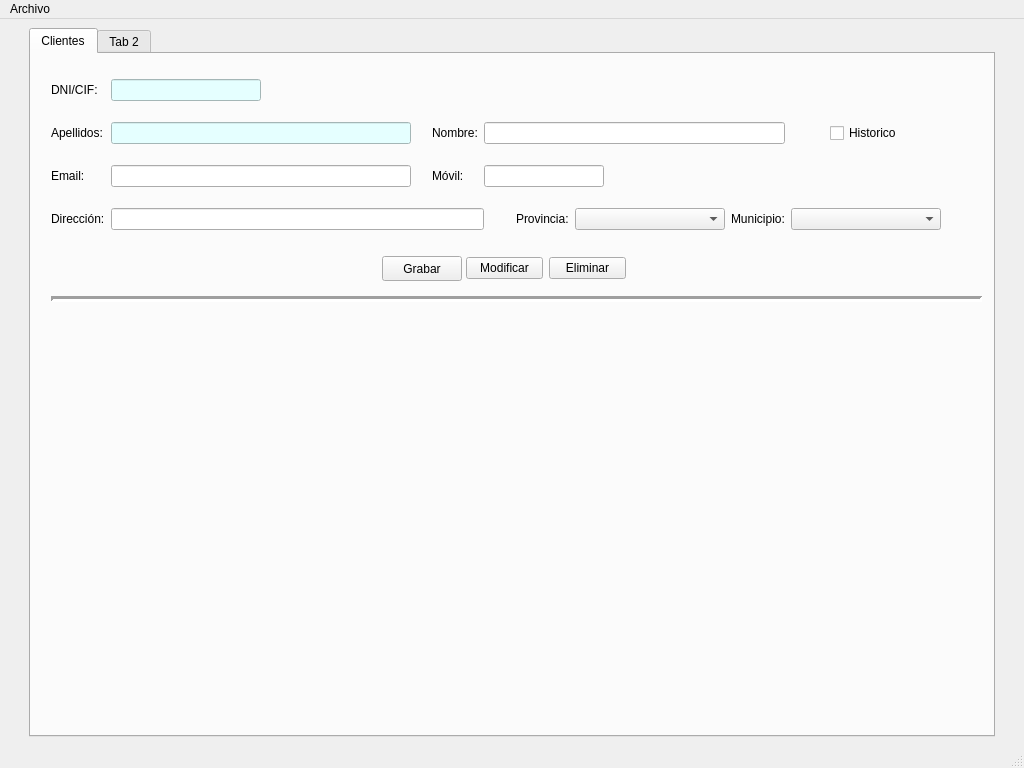
Qt form venPrincipal.ui (Semperz/ProyectoDI) before a commit.
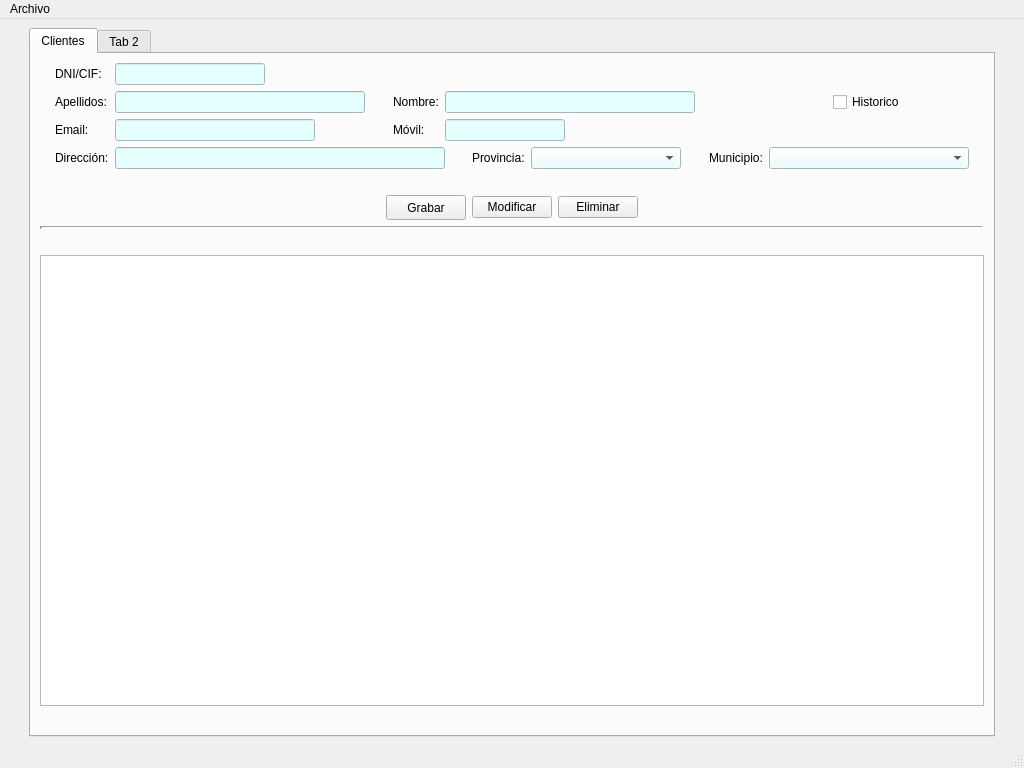
The same form after that commit. Icons and pictures are not drawn.

Commit message: feat(venPrincipal): add action "Salir" and table to main window

```diff
--- a/venPrincipal.ui
+++ b/venPrincipal.ui
@@ -20,189 +20,113 @@
    <string>InmoTeis</string>
   </property>
   <widget class="QWidget" name="centralwidget">
-   <layout class="QHBoxLayout" name="horizontalLayout_2">
-    <item>
-     <spacer name="horizontalSpacer_4">
-      <property name="orientation">
-       <enum>Qt::Horizontal</enum>
-      </property>
-      <property name="sizeType">
-       <enum>QSizePolicy::Fixed</enum>
-      </property>
-      <property name="sizeHint" stdset="0">
-       <size>
-        <width>20</width>
-        <height>20</height>
-       </size>
-      </property>
-     </spacer>
-    </item>
-    <item>
+   <layout class="QGridLayout" name="gridLayout_2">
+    <item row="0" column="1">
      <widget class="QTabWidget" name="panPrincipal">
       <property name="currentIndex">
        <number>0</number>
       </property>
-      <widget class="QWidget" name="tabClientes">
+      <widget class="QWidget" name="pesClientes">
        <attribute name="title">
         <string>Clientes</string>
        </attribute>
-       <widget class="Line" name="line">
-        <property name="geometry">
-         <rect>
-          <x>20</x>
-          <y>230</y>
-          <width>931</width>
-          <height>31</height>
-         </rect>
-        </property>
-        <property name="frameShadow">
-         <enum>QFrame::Sunken</enum>
-        </property>
-        <property name="lineWidth">
-         <number>3</number>
-        </property>
-        <property name="orientation">
-         <enum>Qt::Horizontal</enum>
-        </property>
-       </widget>
-       <widget class="QWidget" name="">
-        <property name="geometry">
-         <rect>
-          <x>351</x>
-          <y>201</y>
-          <width>244</width>
-          <height>27</height>
-         </rect>
-        </property>
-        <layout class="QHBoxLayout" name="horizontalLayout">
+       <layout class="QGridLayout" name="gridLayout_3">
+        <item row="0" column="1">
+         <layout class="QVBoxLayout" name="verticalLayout">
          <item>
-          <widget class="QPushButton" name="btnGrabarcli">
-           <property name="minimumSize">
-            <size>
-             <width>80</width>
-             <height>25</height>
-            </size>
-           </property>
-           <property name="maximumSize">
-            <size>
-             <width>80</width>
-             <height>25</height>
-            </size>
-           </property>
-           <property name="text">
-            <string>Grabar</string>
-           </property>
-          </widget>
-         </item>
-         <item>
-          <widget class="QPushButton" name="btnModifcli">
-           <property name="text">
-            <string>Modificar</string>
-           </property>
-          </widget>
-         </item>
-         <item>
-          <widget class="QPushButton" name="btnDelcli">
-           <property name="text">
-            <string>Eliminar</string>
-           </property>
-          </widget>
-         </item>
-        </layout>
-       </widget>
-       <widget class="QWidget" name="">
-        <property name="geometry">
-         <rect>
-          <x>20</x>
-          <y>10</y>
-          <width>890</width>
-          <height>181</height>
-         </rect>
-        </property>
         <layout class="QGridLayout" name="gridLayout">
-         <item row="1" column="2">
-          <spacer name="horizontalSpacer">
+            <item row="3" column="6">
+             <spacer name="horizontalSpacer_3">
            <property name="orientation">
             <enum>Qt::Horizontal</enum>
            </property>
            <property name="sizeType">
-            <enum>QSizePolicy::Fixed</enum>
+               <enum>QSizePolicy::Expanding</enum>
            </property>
            <property name="sizeHint" stdset="0">
             <size>
-             <width>20</width>
+                <width>40</width>
              <height>20</height>
             </size>
            </property>
           </spacer>
          </item>
-         <item row="2" column="2">
+            <item row="2" column="3">
           <spacer name="horizontalSpacer_2">
            <property name="orientation">
             <enum>Qt::Horizontal</enum>
            </property>
            <property name="sizeType">
-            <enum>QSizePolicy::Fixed</enum>
+               <enum>QSizePolicy::Expanding</enum>
            </property>
            <property name="sizeHint" stdset="0">
             <size>
-             <width>20</width>
+                <width>40</width>
              <height>20</height>
             </size>
            </property>
           </spacer>
          </item>
-         <item row="0" column="0">
-          <widget class="QLabel" name="lblDnicli">
-           <property name="text">
-            <string>DNI/CIF:</string>
-           </property>
-          </widget>
-         </item>
-         <item row="0" column="1">
-          <widget class="QLineEdit" name="txtDnicli">
-           <property name="minimumSize">
-            <size>
-             <width>120</width>
-             <height>0</height>
-            </size>
-           </property>
-           <property name="maximumSize">
-            <size>
-             <width>150</width>
-             <height>16777215</height>
-            </size>
-           </property>
-           <property name="styleSheet">
-            <string notr="true">background-color:rgb(229, 255, 255);</string>
-           </property>
-          </widget>
-         </item>
-         <item row="1" column="9" alignment="Qt::AlignHCenter">
+            <item row="1" column="11" alignment="Qt::AlignHCenter">
           <widget class="QCheckBox" name="chkHistoriacli">
            <property name="text">
             <string>Historico</string>
            </property>
           </widget>
          </item>
-         <item row="2" column="0">
+            <item row="0" column="2">
+             <widget class="QLineEdit" name="txtDnicli">
+              <property name="minimumSize">
+               <size>
+                <width>120</width>
+                <height>0</height>
+               </size>
+              </property>
+              <property name="maximumSize">
+               <size>
+                <width>150</width>
+                <height>16777215</height>
+               </size>
+              </property>
+              <property name="styleSheet">
+               <string notr="true">background-color:rgb(229, 255, 255);</string>
+              </property>
+             </widget>
+            </item>
+            <item row="0" column="1">
+             <widget class="QLabel" name="lblDnicli">
+              <property name="text">
+               <string>DNI/CIF:</string>
+              </property>
+             </widget>
+            </item>
+            <item row="2" column="1">
           <widget class="QLabel" name="lblEmailcli">
            <property name="text">
             <string>Email:</string>
            </property>
           </widget>
          </item>
-         <item row="2" column="1">
+            <item row="2" column="2">
           <widget class="QLineEdit" name="txtEmailcli">
            <property name="minimumSize">
             <size>
-             <width>300</width>
+                <width>200</width>
              <height>0</height>
             </size>
            </property>
-          </widget>
-         </item>
-         <item row="2" column="4" colspan="4">
+              <property name="maximumSize">
+               <size>
+                <width>200</width>
+                <height>16777215</height>
+               </size>
+              </property>
+              <property name="styleSheet">
+               <string notr="true">background-color:rgb(229, 255, 255);</string>
+              </property>
+             </widget>
+            </item>
+            <item row="2" column="5" colspan="4">
           <widget class="QLineEdit" name="txtMovilcli">
            <property name="minimumSize">
             <size>
@@ -216,113 +140,282 @@
              <height>16777215</height>
             </size>
            </property>
+              <property name="styleSheet">
+               <string notr="true">background-color:rgb(229, 255, 255);</string>
+              </property>
            <property name="text">
             <string/>
            </property>
           </widget>
          </item>
-         <item row="1" column="4" colspan="5">
+            <item row="1" column="5" colspan="6">
           <widget class="QLineEdit" name="txtNomcli">
            <property name="minimumSize">
             <size>
-             <width>300</width>
+                <width>200</width>
              <height>0</height>
             </size>
            </property>
-          </widget>
-         </item>
-         <item row="3" column="6">
-          <widget class="QLabel" name="lblProvcli">
-           <property name="text">
-            <string>Provincia:</string>
-           </property>
-          </widget>
-         </item>
-         <item row="2" column="3">
+              <property name="maximumSize">
+               <size>
+                <width>250</width>
+                <height>16777215</height>
+               </size>
+              </property>
+              <property name="styleSheet">
+               <string notr="true">background-color:rgb(229, 255, 255);</string>
+              </property>
+             </widget>
+            </item>
+            <item row="2" column="4">
           <widget class="QLabel" name="lblMovilcli">
            <property name="text">
             <string>Móvil:</string>
            </property>
           </widget>
          </item>
-         <item row="1" column="0">
+            <item row="1" column="1">
           <widget class="QLabel" name="lblApelcli">
            <property name="text">
             <string>Apellidos:</string>
            </property>
           </widget>
          </item>
-         <item row="1" column="1">
-          <widget class="QLineEdit" name="txtApelcli">
-           <property name="minimumSize">
-            <size>
-             <width>300</width>
-             <height>0</height>
-            </size>
-           </property>
-           <property name="styleSheet">
-            <string notr="true">background-color:rgb(229, 255, 255);</string>
-           </property>
-          </widget>
-         </item>
-         <item row="3" column="1" colspan="4">
-          <widget class="QLineEdit" name="txtDircli">
-           <property name="minimumSize">
-            <size>
-             <width>300</width>
-             <height>0</height>
-            </size>
-           </property>
-          </widget>
-         </item>
          <item row="3" column="7">
-          <widget class="QComboBox" name="cmbProvcli">
+             <widget class="QLabel" name="lblProvcli">
+              <property name="text">
+               <string>Provincia:</string>
+              </property>
+             </widget>
+            </item>
+            <item row="1" column="2">
+             <widget class="QLineEdit" name="txtApelcli">
            <property name="minimumSize">
             <size>
-             <width>150</width>
+                <width>250</width>
              <height>0</height>
             </size>
            </property>
-          </widget>
-         </item>
-         <item row="1" column="3">
+              <property name="maximumSize">
+               <size>
+                <width>350</width>
+                <height>16777215</height>
+               </size>
+              </property>
+              <property name="styleSheet">
+               <string notr="true">background-color:rgb(229, 255, 255);</string>
+              </property>
+             </widget>
+            </item>
+            <item row="1" column="4">
           <widget class="QLabel" name="lblNomcli">
            <property name="text">
             <string>Nombre:</string>
            </property>
           </widget>
          </item>
-         <item row="3" column="0">
+            <item row="3" column="8">
+             <widget class="QComboBox" name="cmbProvcli">
+              <property name="minimumSize">
+               <size>
+                <width>150</width>
+                <height>0</height>
+               </size>
+              </property>
+              <property name="maximumSize">
+               <size>
+                <width>150</width>
+                <height>16777215</height>
+               </size>
+              </property>
+              <property name="styleSheet">
+               <string notr="true">background-color:rgb(229, 255, 255);</string>
+              </property>
+             </widget>
+            </item>
+            <item row="3" column="2" colspan="4">
+             <widget class="QLineEdit" name="txtDircli">
+              <property name="minimumSize">
+               <size>
+                <width>300</width>
+                <height>0</height>
+               </size>
+              </property>
+              <property name="maximumSize">
+               <size>
+                <width>1200</width>
+                <height>16777215</height>
+               </size>
+              </property>
+              <property name="styleSheet">
+               <string notr="true">background-color:rgb(229, 255, 255);</string>
+              </property>
+             </widget>
+            </item>
+            <item row="3" column="11">
+             <widget class="QComboBox" name="cmbMunicli">
+              <property name="minimumSize">
+               <size>
+                <width>200</width>
+                <height>0</height>
+               </size>
+              </property>
+              <property name="maximumSize">
+               <size>
+                <width>200</width>
+                <height>16777215</height>
+               </size>
+              </property>
+              <property name="styleSheet">
+               <string notr="true">background-color:rgb(229, 255, 255);</string>
+              </property>
+             </widget>
+            </item>
+            <item row="3" column="1">
           <widget class="QLabel" name="lblDircli">
            <property name="text">
             <string>Dirección:</string>
            </property>
           </widget>
          </item>
-         <item row="3" column="8">
+            <item row="3" column="10">
           <widget class="QLabel" name="lblMunicli">
            <property name="text">
             <string>Municipio:</string>
            </property>
           </widget>
          </item>
+            <item row="1" column="3">
+             <spacer name="horizontalSpacer">
+              <property name="orientation">
+               <enum>Qt::Horizontal</enum>
+              </property>
+              <property name="sizeType">
+               <enum>QSizePolicy::Expanding</enum>
+              </property>
+              <property name="sizeHint" stdset="0">
+               <size>
+                <width>40</width>
+                <height>20</height>
+               </size>
+              </property>
+             </spacer>
+            </item>
          <item row="3" column="9">
-          <widget class="QComboBox" name="cmbMunicli">
+             <spacer name="horizontalSpacer_7">
+              <property name="orientation">
+               <enum>Qt::Horizontal</enum>
+              </property>
+              <property name="sizeHint" stdset="0">
+               <size>
+                <width>40</width>
+                <height>20</height>
+               </size>
+              </property>
+             </spacer>
+            </item>
+            <item row="0" column="0" rowspan="4">
+             <spacer name="horizontalSpacer_12">
+              <property name="orientation">
+               <enum>Qt::Horizontal</enum>
+              </property>
+              <property name="sizeHint" stdset="0">
+               <size>
+                <width>40</width>
+                <height>20</height>
+               </size>
+              </property>
+             </spacer>
+            </item>
+            <item row="0" column="12" rowspan="4">
+             <spacer name="horizontalSpacer_9">
+              <property name="orientation">
+               <enum>Qt::Horizontal</enum>
+              </property>
+              <property name="sizeHint" stdset="0">
+               <size>
+                <width>40</width>
+                <height>20</height>
+               </size>
+              </property>
+             </spacer>
+            </item>
+           </layout>
+          </item>
+          <item>
+           <spacer name="verticalSpacer">
+            <property name="orientation">
+             <enum>Qt::Vertical</enum>
+            </property>
+            <property name="sizeType">
+             <enum>QSizePolicy::Fixed</enum>
+            </property>
+            <property name="sizeHint" stdset="0">
+             <size>
+              <width>20</width>
+              <height>20</height>
+             </size>
+            </property>
+           </spacer>
+          </item>
+          <item>
+           <layout class="QHBoxLayout" name="horizontalLayout">
+            <property name="spacing">
+             <number>6</number>
+            </property>
+            <item>
+             <spacer name="horizontalSpacer_8">
+              <property name="orientation">
+               <enum>Qt::Horizontal</enum>
+              </property>
+              <property name="sizeHint" stdset="0">
+               <size>
+                <width>20</width>
+                <height>20</height>
+               </size>
+              </property>
+             </spacer>
+            </item>
+            <item>
+             <widget class="QPushButton" name="btnGrabarcli">
            <property name="minimumSize">
             <size>
-             <width>150</width>
-             <height>0</height>
-            </size>
-           </property>
-          </widget>
-         </item>
-         <item row="3" column="5">
-          <spacer name="horizontalSpacer_3">
+                <width>80</width>
+                <height>25</height>
+               </size>
+              </property>
+              <property name="maximumSize">
+               <size>
+                <width>80</width>
+                <height>25</height>
+               </size>
+              </property>
+              <property name="text">
+               <string>Grabar</string>
+              </property>
+             </widget>
+            </item>
+            <item>
+             <widget class="QPushButton" name="btnModifcli">
+              <property name="text">
+               <string>Modificar</string>
+              </property>
+             </widget>
+            </item>
+            <item>
+             <widget class="QPushButton" name="btnDelcli">
+              <property name="text">
+               <string>Eliminar</string>
+              </property>
+             </widget>
+            </item>
+            <item>
+             <spacer name="horizontalSpacer_6">
            <property name="orientation">
             <enum>Qt::Horizontal</enum>
            </property>
            <property name="sizeType">
-            <enum>QSizePolicy::Fixed</enum>
+               <enum>QSizePolicy::Expanding</enum>
            </property>
            <property name="sizeHint" stdset="0">
             <size>
@@ -333,7 +426,84 @@
           </spacer>
          </item>
         </layout>
-       </widget>
+          </item>
+         </layout>
+        </item>
+        <item row="3" column="2">
+         <spacer name="horizontalSpacer_11">
+          <property name="orientation">
+           <enum>Qt::Horizontal</enum>
+          </property>
+          <property name="sizeHint" stdset="0">
+           <size>
+            <width>40</width>
+            <height>20</height>
+           </size>
+          </property>
+         </spacer>
+        </item>
+        <item row="2" column="1">
+         <spacer name="verticalSpacer_2">
+          <property name="orientation">
+           <enum>Qt::Vertical</enum>
+          </property>
+          <property name="sizeType">
+           <enum>QSizePolicy::Fixed</enum>
+          </property>
+          <property name="sizeHint" stdset="0">
+           <size>
+            <width>20</width>
+            <height>20</height>
+           </size>
+          </property>
+         </spacer>
+        </item>
+        <item row="1" column="1">
+         <widget class="Line" name="line">
+          <property name="frameShadow">
+           <enum>QFrame::Sunken</enum>
+          </property>
+          <property name="lineWidth">
+           <number>3</number>
+          </property>
+          <property name="orientation">
+           <enum>Qt::Horizontal</enum>
+          </property>
+         </widget>
+        </item>
+        <item row="3" column="1">
+         <widget class="QTableWidget" name="tabClientes"/>
+        </item>
+        <item row="3" column="0">
+         <spacer name="horizontalSpacer_10">
+          <property name="orientation">
+           <enum>Qt::Horizontal</enum>
+          </property>
+          <property name="sizeHint" stdset="0">
+           <size>
+            <width>40</width>
+            <height>20</height>
+           </size>
+          </property>
+         </spacer>
+        </item>
+        <item row="4" column="1">
+         <spacer name="verticalSpacer_3">
+          <property name="orientation">
+           <enum>Qt::Vertical</enum>
+          </property>
+          <property name="sizeType">
+           <enum>QSizePolicy::Fixed</enum>
+          </property>
+          <property name="sizeHint" stdset="0">
+           <size>
+            <width>20</width>
+            <height>20</height>
+           </size>
+          </property>
+         </spacer>
+        </item>
+       </layout>
       </widget>
       <widget class="QWidget" name="tabConstruccion">
        <attribute name="title">
@@ -355,7 +525,23 @@
       </widget>
      </widget>
     </item>
-    <item>
+    <item row="0" column="0">
+     <spacer name="horizontalSpacer_4">
+      <property name="orientation">
+       <enum>Qt::Horizontal</enum>
+      </property>
+      <property name="sizeType">
+       <enum>QSizePolicy::Fixed</enum>
+      </property>
+      <property name="sizeHint" stdset="0">
+       <size>
+        <width>20</width>
+        <height>20</height>
+       </size>
+      </property>
+     </spacer>
+    </item>
+    <item row="0" column="2">
      <spacer name="horizontalSpacer_5">
       <property name="orientation">
        <enum>Qt::Horizontal</enum>
```
Left out of the diff: 15 changed lines with no effect on the pictures. Lines whose indentation alone changed are shown as unchanged. The commit also changes 4 other files.
